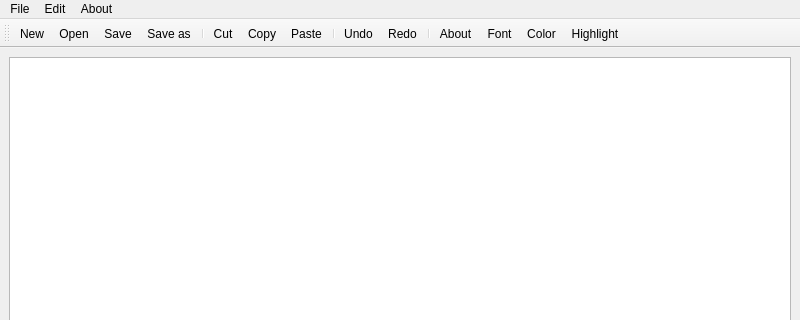
This is mainwindow.ui in yasser-sulaiman/SimpleNotPad as Qt 5 draws it before an edit; both pictures show x 0 to 800 and y 0 to 320 of the 800 by 600 pixel window. The edited form follows.
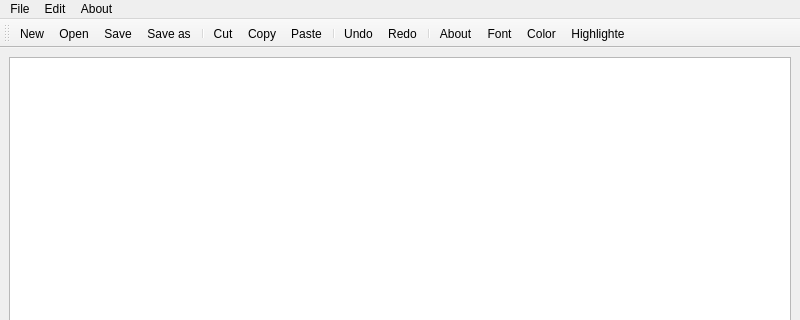
This is the edited form. Icons and pictures are not drawn.

Commit message: adding color, font, background color and highlighte functions

The edit to the form file:
```diff
--- a/mainwindow.ui
+++ b/mainwindow.ui
@@ -53,7 +53,7 @@
     <addaction name="actionFont"/>
     <addaction name="actionColor"/>
     <addaction name="actionBackground_Color"/>
-    <addaction name="actionHighlight"/>
+    <addaction name="actionHighlighte"/>
    </widget>
    <widget class="QMenu" name="menuAbout">
     <property name="title">
@@ -91,7 +91,7 @@
    <addaction name="actionAbout"/>
    <addaction name="actionFont"/>
    <addaction name="actionColor"/>
-   <addaction name="actionHighlight"/>
+   <addaction name="actionHighlighte"/>
   </widget>
   <action name="actionNew">
    <property name="icon">
@@ -206,13 +206,13 @@
     <string>Background Color</string>
    </property>
   </action>
-  <action name="actionHighlight">
+  <action name="actionHighlighte">
    <property name="icon">
     <iconset resource="resources.qrc">
      <normaloff>:/rec/icons/highlight.jpg</normaloff>:/rec/icons/highlight.jpg</iconset>
    </property>
    <property name="text">
-    <string>Highlight</string>
+    <string>Highlighte</string>
    </property>
   </action>
  </widget>
```
The commit also changes 3 other files.
